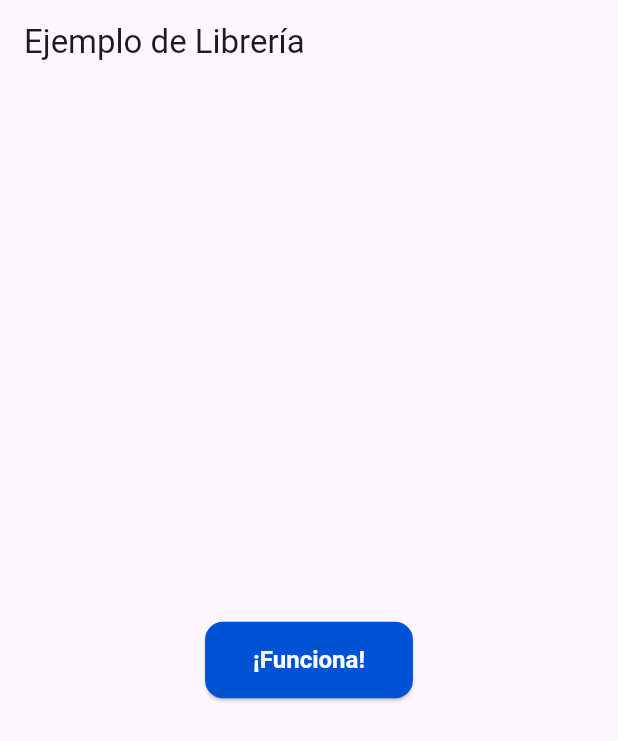
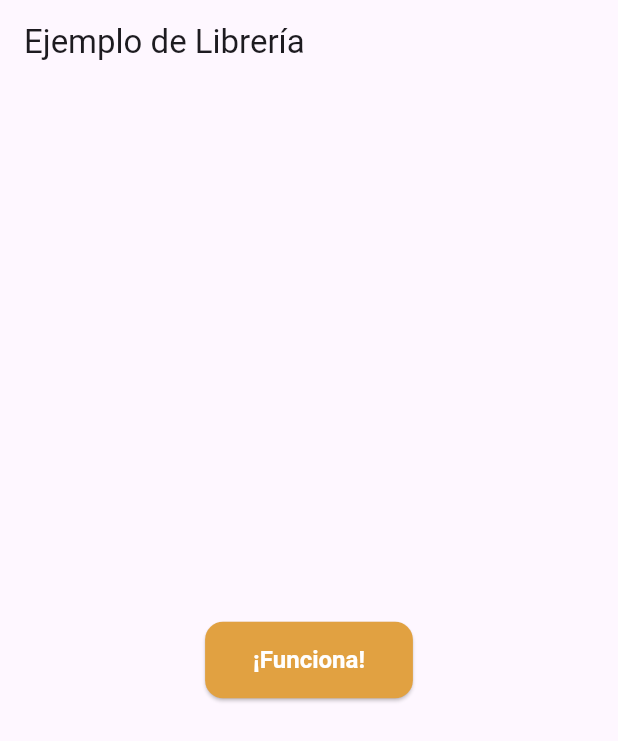
Before and after one commit to antonioflrs/package_app_mayoreo, a Flutter app: the screen it shows after launch, on a phone screen of 412 x 824 dp. Shown: the top 741 px of the screen. Run offline on Flutter 3.47's test engine with Material 3 defaults, Android fonts, the phone set to English and light mode, and no system bars.

Commit message:
Add AppColors class for color scheme management and update PrimaryButton to use new color constants

```diff
--- /dev/null
+++ b/lib/src/theme/colors/app_colors.dart
@@ -0,0 +1,68 @@
+import 'package:flutter/material.dart';
+
+/// Color scheme configuration for the app_mayoreo package
+class AppColors {
+  AppColors._();
+
+  // Main colors
+  static const Color orangeBrand = Color(0xffe1a141);
+  static const Color ochreBrand = Color(0xffc79022);
+  static const Color oliveBrand = Color(0xff84861c);
+  static const Color lightTan = Color(0xfff1d992);
+  static const Color backCards = Color(0xfff1f0ec);
+  static const Color black = Color(0xff232323);
+  static const Color grayMedium = Color(0xffa7adba);
+  static const Color white = Color(0xffffffff);
+  static const Color softGray = Color(0xfff9f9f9);
+
+  // De apoyo
+  static const Color digitalRed = Color(0xffff0000);
+  static const Color orangeRed = Color(0xffff5757);
+  static const Color fadedRed = Color(0xffd54c4c);
+  static const Color cappuccinoWhite = Color(0xffe5e6c8);
+  static const Color limeGreen = Color(0xff32cd32);
+  static const Color greenFree = Color(0xff047B5D);
+  static const Color smokeGreenMedium = Color(0xff9ba65c);
+  static const Color greenBorder = Color(0xff21CD5B);
+  static const Color truGreen = Color(0xff299617);
+  static const Color yellow = Color(0xfffada28);
+  static const Color amarilloSuscripciones = Color(0xffF3BE55);
+
+  // Gray Scale
+  static const Color backGratis = Color(0xffddffe9);
+  static const Color mysticGray = Color(0xffdde5e8);
+  static const Color silverGrayMedium = Color(0xffd4d4d4);
+  static const Color slateCoolGray = Color(0xff708090);
+  static const Color warmGray = Color(0xff888888);
+  static const Color darkGray = Color(0xff3d3d3d);
+  static const Color pureBlack = Color(0xff000000);
+
+  /// Main color scheme for the app (single theme)
+  static ColorScheme get colorScheme => const ColorScheme(
+    brightness: Brightness.light,
+    primary: orangeBrand,
+    onPrimary: white,
+    secondary: ochreBrand,
+    onSecondary: white,
+    tertiary: oliveBrand,
+    onTertiary: white,
+    error: digitalRed,
+    onError: white,
+    surface: backCards,
+    onSurface: black,
+    surfaceContainerHighest: softGray,
+    onSurfaceVariant: grayMedium,
+    outline: silverGrayMedium,
+    outlineVariant: mysticGray,
+    shadow: pureBlack,
+    scrim: pureBlack,
+    inverseSurface: black,
+    onInverseSurface: white,
+    inversePrimary: lightTan,
+    surfaceTint: orangeBrand,
+  );
+
+  /// Legacy getters for backward compatibility (now all return the same scheme)
+  static ColorScheme get lightColorScheme => colorScheme;
+  static ColorScheme get darkColorScheme => colorScheme;
+}
--- a/lib/src/widgets/buttons/primary_button.dart
+++ b/lib/src/widgets/buttons/primary_button.dart
@@ -1,4 +1,5 @@
 import 'package:flutter/material.dart';
+import '../../theme/colors/app_colors.dart';
 
 /// Un botón principal con estilo predefinido para la aplicación.
 class PrimaryButton extends StatelessWidget {
@@ -20,8 +21,8 @@ class PrimaryButton extends StatelessWidget {
     return ElevatedButton(
       onPressed: onPressed,
       style: ElevatedButton.styleFrom(
-        backgroundColor: const Color(0xFF0052D4),
-        foregroundColor: Colors.white,
+        backgroundColor: AppColors.orangeBrand,
+        foregroundColor: AppColors.white,
         padding: const EdgeInsets.symmetric(horizontal: 32, vertical: 16),
         shape: RoundedRectangleBorder(
           borderRadius: BorderRadius.circular(12),
```
